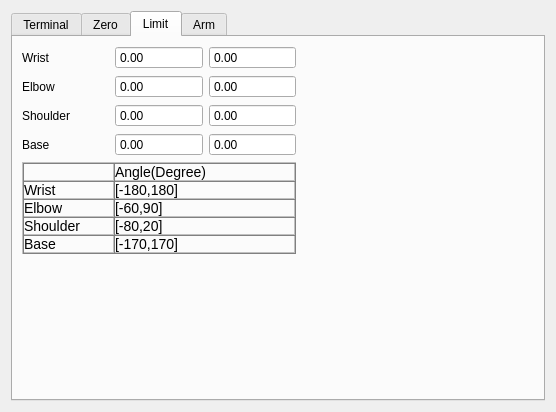
ww4u/mct-t4, file source/plugin/t4/config.ui: the form before one commit.
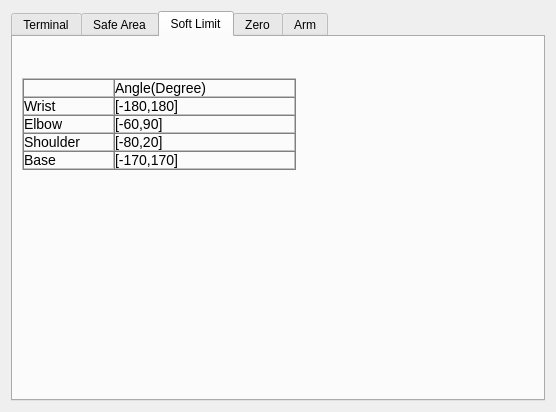
The form after the commit. The open tabs and pages were chosen to show the change. Icons and pictures are not drawn. Custom widgets are drawn as their Qt base class.

Commit message: coordinate && soft limit && file explorer

```diff
--- a/source/plugin/t4/config.ui
+++ b/source/plugin/t4/config.ui
@@ -177,6 +177,139 @@
        </item>
       </layout>
      </widget>
+     <widget class="QWidget" name="tab_5">
+      <attribute name="title">
+       <string>Safe Area</string>
+      </attribute>
+      <layout class="QGridLayout" name="gridLayout_7">
+       <item row="0" column="0">
+        <widget class="AxisLimit" name="lmtSafeArea" native="true"/>
+       </item>
+       <item row="0" column="1">
+        <widget class="QLabel" name="label_18">
+         <property name="maximumSize">
+          <size>
+           <width>160</width>
+           <height>160</height>
+          </size>
+         </property>
+         <property name="text">
+          <string/>
+         </property>
+         <property name="pixmap">
+          <pixmap resource="../../../res/res.qrc">:/res/image/t4/sinanju_pn_256px_nor@2x.png</pixmap>
+         </property>
+         <property name="scaledContents">
+          <bool>true</bool>
+         </property>
+        </widget>
+       </item>
+       <item row="1" column="0">
+        <widget class="QLabel" name="label_10">
+         <property name="text">
+          <string>&lt;html&gt;&lt;head/&gt;&lt;body&gt;&lt;table border=&quot;1&quot; style=&quot; margin-top:0px; margin-bottom:0px; margin-left:0px; margin-right:0px;&quot; cellspacing=&quot;0&quot; cellpadding=&quot;0&quot;&gt;&lt;tr&gt;&lt;td width=&quot;89&quot; style=&quot; vertical-align:top; padding-left:0; padding-right:0; padding-top:0; padding-bottom:0;&quot;/&gt;&lt;td width=&quot;179&quot; style=&quot; vertical-align:top; padding-left:0; padding-right:0; padding-top:0; padding-bottom:0;&quot;&gt;&lt;p&gt;&lt;span style=&quot; font-family:'宋体'; font-size:10.5pt;&quot;&gt;Angle(Degree)&lt;/span&gt;&lt;/p&gt;&lt;/td&gt;&lt;/tr&gt;&lt;tr&gt;&lt;td style=&quot; vertical-align:top; padding-left:0; padding-right:0; padding-top:0; padding-bottom:0;&quot;&gt;&lt;p&gt;&lt;span style=&quot; font-family:'宋体'; font-size:10.5pt;&quot;&gt;Wrist&lt;/span&gt;&lt;/p&gt;&lt;/td&gt;&lt;td style=&quot; vertical-align:top; padding-left:0; padding-right:0; padding-top:0; padding-bottom:0;&quot;&gt;&lt;p&gt;&lt;span style=&quot; font-family:'宋体'; font-size:10.5pt;&quot;&gt;[-180,180]&lt;/span&gt;&lt;/p&gt;&lt;/td&gt;&lt;/tr&gt;&lt;tr&gt;&lt;td style=&quot; vertical-align:top; padding-left:0; padding-right:0; padding-top:0; padding-bottom:0;&quot;&gt;&lt;p&gt;&lt;span style=&quot; font-family:'宋体'; font-size:10.5pt;&quot;&gt;Elbow&lt;/span&gt;&lt;/p&gt;&lt;/td&gt;&lt;td style=&quot; vertical-align:top; padding-left:0; padding-right:0; padding-top:0; padding-bottom:0;&quot;&gt;&lt;p&gt;&lt;span style=&quot; font-family:'宋体'; font-size:10.5pt;&quot;&gt;[-60,90]&lt;/span&gt;&lt;/p&gt;&lt;/td&gt;&lt;/tr&gt;&lt;tr&gt;&lt;td style=&quot; vertical-align:top; padding-left:0; padding-right:0; padding-top:0; padding-bottom:0;&quot;&gt;&lt;p&gt;&lt;span style=&quot; font-family:'宋体'; font-size:10.5pt;&quot;&gt;Shoulder&lt;/span&gt;&lt;/p&gt;&lt;/td&gt;&lt;td style=&quot; vertical-align:top; padding-left:0; padding-right:0; padding-top:0; padding-bottom:0;&quot;&gt;&lt;p&gt;&lt;span style=&quot; font-family:'宋体'; font-size:10.5pt;&quot;&gt;[-80,20]&lt;/span&gt;&lt;/p&gt;&lt;/td&gt;&lt;/tr&gt;&lt;tr&gt;&lt;td style=&quot; vertical-align:top; padding-left:0; padding-right:0; padding-top:0; padding-bottom:0;&quot;&gt;&lt;p&gt;&lt;span style=&quot; font-family:'宋体'; font-size:10.5pt;&quot;&gt;Base&lt;/span&gt;&lt;/p&gt;&lt;/td&gt;&lt;td style=&quot; vertical-align:top; padding-left:0; padding-right:0; padding-top:0; padding-bottom:0;&quot;&gt;&lt;p&gt;&lt;span style=&quot; font-family:'宋体'; font-size:10.5pt;&quot;&gt;[-170,170]&lt;/span&gt;&lt;/p&gt;&lt;/td&gt;&lt;/tr&gt;&lt;/table&gt;&lt;/body&gt;&lt;/html&gt;</string>
+         </property>
+         <property name="alignment">
+          <set>Qt::AlignLeading|Qt::AlignLeft|Qt::AlignTop</set>
+         </property>
+        </widget>
+       </item>
+       <item row="2" column="0">
+        <spacer name="verticalSpacer_6">
+         <property name="orientation">
+          <enum>Qt::Vertical</enum>
+         </property>
+         <property name="sizeHint" stdset="0">
+          <size>
+           <width>20</width>
+           <height>40</height>
+          </size>
+         </property>
+        </spacer>
+       </item>
+       <item row="0" column="2">
+        <spacer name="horizontalSpacer_5">
+         <property name="orientation">
+          <enum>Qt::Horizontal</enum>
+         </property>
+         <property name="sizeHint" stdset="0">
+          <size>
+           <width>40</width>
+           <height>20</height>
+          </size>
+         </property>
+        </spacer>
+       </item>
+      </layout>
+     </widget>
+     <widget class="QWidget" name="tab_4">
+      <attribute name="title">
+       <string>Soft Limit</string>
+      </attribute>
+      <attribute name="toolTip">
+       <string>Soft limitation</string>
+      </attribute>
+      <layout class="QGridLayout" name="gridLayout_4">
+       <item row="3" column="1">
+        <spacer name="verticalSpacer_4">
+         <property name="orientation">
+          <enum>Qt::Vertical</enum>
+         </property>
+         <property name="sizeHint" stdset="0">
+          <size>
+           <width>20</width>
+           <height>40</height>
+          </size>
+         </property>
+        </spacer>
+       </item>
+       <item row="0" column="4">
+        <spacer name="horizontalSpacer_4">
+         <property name="orientation">
+          <enum>Qt::Horizontal</enum>
+         </property>
+         <property name="sizeHint" stdset="0">
+          <size>
+           <width>40</width>
+           <height>20</height>
+          </size>
+         </property>
+        </spacer>
+       </item>
+       <item row="0" column="3" rowspan="2">
+        <widget class="QLabel" name="label_15">
+         <property name="maximumSize">
+          <size>
+           <width>160</width>
+           <height>160</height>
+          </size>
+         </property>
+         <property name="text">
+          <string/>
+         </property>
+         <property name="pixmap">
+          <pixmap resource="../../../res/res.qrc">:/res/image/t4/sinanju_pn_256px_nor@2x.png</pixmap>
+         </property>
+         <property name="scaledContents">
+          <bool>true</bool>
+         </property>
+        </widget>
+       </item>
+       <item row="2" column="0" colspan="3">
+        <widget class="QLabel" name="label">
+         <property name="text">
+          <string>&lt;html&gt;&lt;head/&gt;&lt;body&gt;&lt;table border=&quot;1&quot; style=&quot; margin-top:0px; margin-bottom:0px; margin-left:0px; margin-right:0px;&quot; cellspacing=&quot;0&quot; cellpadding=&quot;0&quot;&gt;&lt;tr&gt;&lt;td width=&quot;89&quot; style=&quot; vertical-align:top; padding-left:0; padding-right:0; padding-top:0; padding-bottom:0;&quot;/&gt;&lt;td width=&quot;179&quot; style=&quot; vertical-align:top; padding-left:0; padding-right:0; padding-top:0; padding-bottom:0;&quot;&gt;&lt;p&gt;&lt;span style=&quot; font-family:'宋体'; font-size:10.5pt;&quot;&gt;Angle(Degree)&lt;/span&gt;&lt;/p&gt;&lt;/td&gt;&lt;/tr&gt;&lt;tr&gt;&lt;td style=&quot; vertical-align:top; padding-left:0; padding-right:0; padding-top:0; padding-bottom:0;&quot;&gt;&lt;p&gt;&lt;span style=&quot; font-family:'宋体'; font-size:10.5pt;&quot;&gt;Wrist&lt;/span&gt;&lt;/p&gt;&lt;/td&gt;&lt;td style=&quot; vertical-align:top; padding-left:0; padding-right:0; padding-top:0; padding-bottom:0;&quot;&gt;&lt;p&gt;&lt;span style=&quot; font-family:'宋体'; font-size:10.5pt;&quot;&gt;[-180,180]&lt;/span&gt;&lt;/p&gt;&lt;/td&gt;&lt;/tr&gt;&lt;tr&gt;&lt;td style=&quot; vertical-align:top; padding-left:0; padding-right:0; padding-top:0; padding-bottom:0;&quot;&gt;&lt;p&gt;&lt;span style=&quot; font-family:'宋体'; font-size:10.5pt;&quot;&gt;Elbow&lt;/span&gt;&lt;/p&gt;&lt;/td&gt;&lt;td style=&quot; vertical-align:top; padding-left:0; padding-right:0; padding-top:0; padding-bottom:0;&quot;&gt;&lt;p&gt;&lt;span style=&quot; font-family:'宋体'; font-size:10.5pt;&quot;&gt;[-60,90]&lt;/span&gt;&lt;/p&gt;&lt;/td&gt;&lt;/tr&gt;&lt;tr&gt;&lt;td style=&quot; vertical-align:top; padding-left:0; padding-right:0; padding-top:0; padding-bottom:0;&quot;&gt;&lt;p&gt;&lt;span style=&quot; font-family:'宋体'; font-size:10.5pt;&quot;&gt;Shoulder&lt;/span&gt;&lt;/p&gt;&lt;/td&gt;&lt;td style=&quot; vertical-align:top; padding-left:0; padding-right:0; padding-top:0; padding-bottom:0;&quot;&gt;&lt;p&gt;&lt;span style=&quot; font-family:'宋体'; font-size:10.5pt;&quot;&gt;[-80,20]&lt;/span&gt;&lt;/p&gt;&lt;/td&gt;&lt;/tr&gt;&lt;tr&gt;&lt;td style=&quot; vertical-align:top; padding-left:0; padding-right:0; padding-top:0; padding-bottom:0;&quot;&gt;&lt;p&gt;&lt;span style=&quot; font-family:'宋体'; font-size:10.5pt;&quot;&gt;Base&lt;/span&gt;&lt;/p&gt;&lt;/td&gt;&lt;td style=&quot; vertical-align:top; padding-left:0; padding-right:0; padding-top:0; padding-bottom:0;&quot;&gt;&lt;p&gt;&lt;span style=&quot; font-family:'宋体'; font-size:10.5pt;&quot;&gt;[-170,170]&lt;/span&gt;&lt;/p&gt;&lt;/td&gt;&lt;/tr&gt;&lt;/table&gt;&lt;/body&gt;&lt;/html&gt;</string>
+         </property>
+         <property name="alignment">
+          <set>Qt::AlignLeading|Qt::AlignLeft|Qt::AlignTop</set>
+         </property>
+        </widget>
+       </item>
+       <item row="0" column="0" rowspan="2" colspan="3">
+        <widget class="AxisLimit" name="lmtSoftLimit" native="true"/>
+       </item>
+      </layout>
+     </widget>
      <widget class="QWidget" name="tab_2">
       <attribute name="title">
        <string>Zero</string>
@@ -300,191 +433,6 @@
        </item>
       </layout>
      </widget>
-     <widget class="QWidget" name="tab_4">
-      <attribute name="title">
-       <string>Limit</string>
-      </attribute>
-      <attribute name="toolTip">
-       <string>Soft limitation</string>
-      </attribute>
-      <layout class="QGridLayout" name="gridLayout_4">
-       <item row="0" column="1">
-        <widget class="QDoubleSpinBox" name="spinL3">
-         <property name="buttonSymbols">
-          <enum>QAbstractSpinBox::NoButtons</enum>
-         </property>
-         <property name="minimum">
-          <double>-180.000000000000000</double>
-         </property>
-         <property name="maximum">
-          <double>0.000000000000000</double>
-         </property>
-        </widget>
-       </item>
-       <item row="0" column="0">
-        <widget class="QLabel" name="label_11">
-         <property name="text">
-          <string>Wrist</string>
-         </property>
-        </widget>
-       </item>
-       <item row="1" column="2">
-        <widget class="QDoubleSpinBox" name="spinU2">
-         <property name="buttonSymbols">
-          <enum>QAbstractSpinBox::NoButtons</enum>
-         </property>
-         <property name="maximum">
-          <double>90.000000000000000</double>
-         </property>
-        </widget>
-       </item>
-       <item row="2" column="1">
-        <widget class="QDoubleSpinBox" name="spinL1">
-         <property name="buttonSymbols">
-          <enum>QAbstractSpinBox::NoButtons</enum>
-         </property>
-         <property name="minimum">
-          <double>-80.000000000000000</double>
-         </property>
-         <property name="maximum">
-          <double>0.000000000000000</double>
-         </property>
-        </widget>
-       </item>
-       <item row="1" column="1">
-        <widget class="QDoubleSpinBox" name="spinL2">
-         <property name="buttonSymbols">
-          <enum>QAbstractSpinBox::NoButtons</enum>
-         </property>
-         <property name="minimum">
-          <double>-60.000000000000000</double>
-         </property>
-         <property name="maximum">
-          <double>0.000000000000000</double>
-         </property>
-        </widget>
-       </item>
-       <item row="3" column="1">
-        <widget class="QDoubleSpinBox" name="spinL0">
-         <property name="buttonSymbols">
-          <enum>QAbstractSpinBox::NoButtons</enum>
-         </property>
-         <property name="minimum">
-          <double>-170.000000000000000</double>
-         </property>
-         <property name="maximum">
-          <double>0.000000000000000</double>
-         </property>
-        </widget>
-       </item>
-       <item row="3" column="0">
-        <widget class="QLabel" name="label_13">
-         <property name="text">
-          <string>Base</string>
-         </property>
-        </widget>
-       </item>
-       <item row="2" column="2">
-        <widget class="QDoubleSpinBox" name="spinU1">
-         <property name="buttonSymbols">
-          <enum>QAbstractSpinBox::NoButtons</enum>
-         </property>
-         <property name="maximum">
-          <double>20.000000000000000</double>
-         </property>
-        </widget>
-       </item>
-       <item row="0" column="2">
-        <widget class="QDoubleSpinBox" name="spinU3">
-         <property name="buttonSymbols">
-          <enum>QAbstractSpinBox::NoButtons</enum>
-         </property>
-         <property name="maximum">
-          <double>180.000000000000000</double>
-         </property>
-        </widget>
-       </item>
-       <item row="5" column="1">
-        <spacer name="verticalSpacer_4">
-         <property name="orientation">
-          <enum>Qt::Vertical</enum>
-         </property>
-         <property name="sizeHint" stdset="0">
-          <size>
-           <width>20</width>
-           <height>40</height>
-          </size>
-         </property>
-        </spacer>
-       </item>
-       <item row="3" column="2">
-        <widget class="QDoubleSpinBox" name="spinU0">
-         <property name="buttonSymbols">
-          <enum>QAbstractSpinBox::NoButtons</enum>
-         </property>
-         <property name="maximum">
-          <double>170.000000000000000</double>
-         </property>
-        </widget>
-       </item>
-       <item row="1" column="0">
-        <widget class="QLabel" name="label_10">
-         <property name="text">
-          <string>Elbow</string>
-         </property>
-        </widget>
-       </item>
-       <item row="0" column="4">
-        <spacer name="horizontalSpacer_4">
-         <property name="orientation">
-          <enum>Qt::Horizontal</enum>
-         </property>
-         <property name="sizeHint" stdset="0">
-          <size>
-           <width>40</width>
-           <height>20</height>
-          </size>
-         </property>
-        </spacer>
-       </item>
-       <item row="2" column="0">
-        <widget class="QLabel" name="label_12">
-         <property name="text">
-          <string>Shoulder</string>
-         </property>
-        </widget>
-       </item>
-       <item row="0" column="3" rowspan="4">
-        <widget class="QLabel" name="label_15">
-         <property name="maximumSize">
-          <size>
-           <width>160</width>
-           <height>160</height>
-          </size>
-         </property>
-         <property name="text">
-          <string/>
-         </property>
-         <property name="pixmap">
-          <pixmap resource="../../../res/res.qrc">:/res/image/t4/sinanju_pn_256px_nor@2x.png</pixmap>
-         </property>
-         <property name="scaledContents">
-          <bool>true</bool>
-         </property>
-        </widget>
-       </item>
-       <item row="4" column="0" colspan="3">
-        <widget class="QLabel" name="label">
-         <property name="text">
-          <string>&lt;html&gt;&lt;head/&gt;&lt;body&gt;&lt;table border=&quot;1&quot; style=&quot; margin-top:0px; margin-bottom:0px; margin-left:0px; margin-right:0px;&quot; cellspacing=&quot;0&quot; cellpadding=&quot;0&quot;&gt;&lt;tr&gt;&lt;td width=&quot;89&quot; style=&quot; vertical-align:top; padding-left:0; padding-right:0; padding-top:0; padding-bottom:0;&quot;/&gt;&lt;td width=&quot;179&quot; style=&quot; vertical-align:top; padding-left:0; padding-right:0; padding-top:0; padding-bottom:0;&quot;&gt;&lt;p&gt;&lt;span style=&quot; font-family:'宋体'; font-size:10.5pt;&quot;&gt;Angle(Degree)&lt;/span&gt;&lt;/p&gt;&lt;/td&gt;&lt;/tr&gt;&lt;tr&gt;&lt;td style=&quot; vertical-align:top; padding-left:0; padding-right:0; padding-top:0; padding-bottom:0;&quot;&gt;&lt;p&gt;&lt;span style=&quot; font-family:'宋体'; font-size:10.5pt;&quot;&gt;Wrist&lt;/span&gt;&lt;/p&gt;&lt;/td&gt;&lt;td style=&quot; vertical-align:top; padding-left:0; padding-right:0; padding-top:0; padding-bottom:0;&quot;&gt;&lt;p&gt;&lt;span style=&quot; font-family:'宋体'; font-size:10.5pt;&quot;&gt;[-180,180]&lt;/span&gt;&lt;/p&gt;&lt;/td&gt;&lt;/tr&gt;&lt;tr&gt;&lt;td style=&quot; vertical-align:top; padding-left:0; padding-right:0; padding-top:0; padding-bottom:0;&quot;&gt;&lt;p&gt;&lt;span style=&quot; font-family:'宋体'; font-size:10.5pt;&quot;&gt;Elbow&lt;/span&gt;&lt;/p&gt;&lt;/td&gt;&lt;td style=&quot; vertical-align:top; padding-left:0; padding-right:0; padding-top:0; padding-bottom:0;&quot;&gt;&lt;p&gt;&lt;span style=&quot; font-family:'宋体'; font-size:10.5pt;&quot;&gt;[-60,90]&lt;/span&gt;&lt;/p&gt;&lt;/td&gt;&lt;/tr&gt;&lt;tr&gt;&lt;td style=&quot; vertical-align:top; padding-left:0; padding-right:0; padding-top:0; padding-bottom:0;&quot;&gt;&lt;p&gt;&lt;span style=&quot; font-family:'宋体'; font-size:10.5pt;&quot;&gt;Shoulder&lt;/span&gt;&lt;/p&gt;&lt;/td&gt;&lt;td style=&quot; vertical-align:top; padding-left:0; padding-right:0; padding-top:0; padding-bottom:0;&quot;&gt;&lt;p&gt;&lt;span style=&quot; font-family:'宋体'; font-size:10.5pt;&quot;&gt;[-80,20]&lt;/span&gt;&lt;/p&gt;&lt;/td&gt;&lt;/tr&gt;&lt;tr&gt;&lt;td style=&quot; vertical-align:top; padding-left:0; padding-right:0; padding-top:0; padding-bottom:0;&quot;&gt;&lt;p&gt;&lt;span style=&quot; font-family:'宋体'; font-size:10.5pt;&quot;&gt;Base&lt;/span&gt;&lt;/p&gt;&lt;/td&gt;&lt;td style=&quot; vertical-align:top; padding-left:0; padding-right:0; padding-top:0; padding-bottom:0;&quot;&gt;&lt;p&gt;&lt;span style=&quot; font-family:'宋体'; font-size:10.5pt;&quot;&gt;[-170,170]&lt;/span&gt;&lt;/p&gt;&lt;/td&gt;&lt;/tr&gt;&lt;/table&gt;&lt;/body&gt;&lt;/html&gt;</string>
-         </property>
-         <property name="alignment">
-          <set>Qt::AlignLeading|Qt::AlignLeft|Qt::AlignTop</set>
-         </property>
-        </widget>
-       </item>
-      </layout>
-     </widget>
      <widget class="QWidget" name="tab">
       <attribute name="title">
        <string>Arm</string>
@@ -623,6 +571,14 @@
    </item>
   </layout>
  </widget>
+ <customwidgets>
+  <customwidget>
+   <class>AxisLimit</class>
+   <extends>QWidget</extends>
+   <header>axislimit.h</header>
+   <container>1</container>
+  </customwidget>
+ </customwidgets>
  <resources>
   <include location="../../../res/res.qrc"/>
  </resources>
```
Left out of the diff: 2 changed lines with no effect on the pictures. The commit also changes 41 other files.
